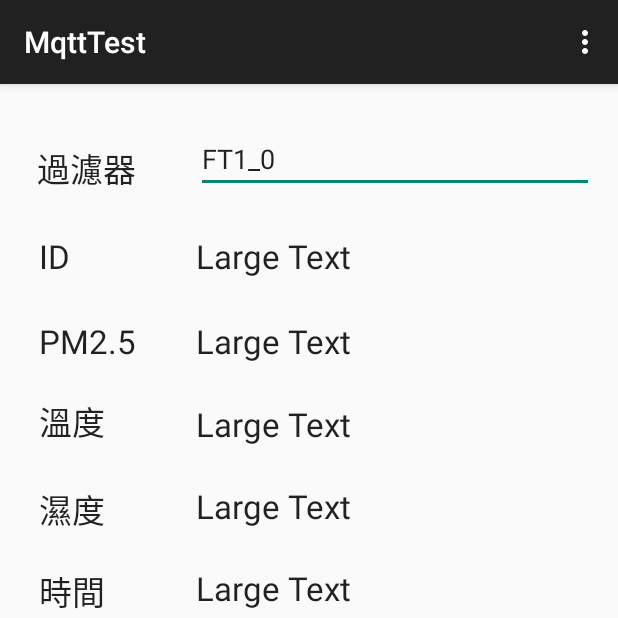
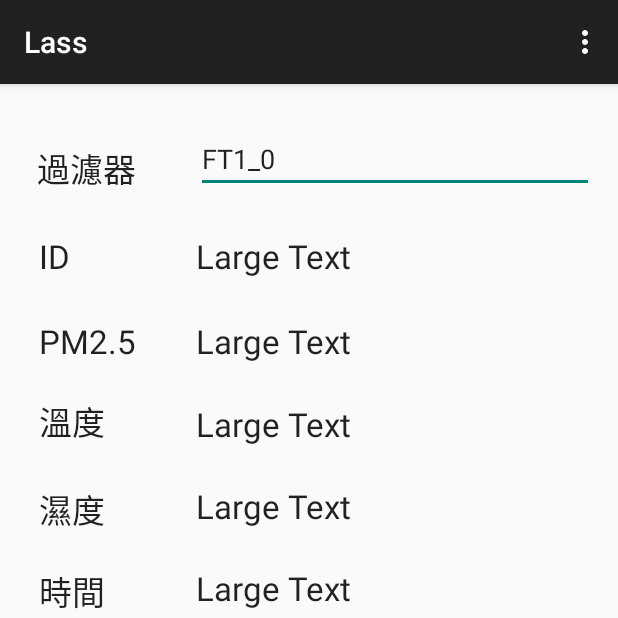
Before and after one commit to lanma/LASS-7688Duo, an Android app: the screen it shows after launch (MainActivity), on a phone screen of 412 x 824 dp, the top half of it. Run offline under Robolectric (Android 15) with nearby library versions, the phone set to English and light mode, and no system bars; libraries missing offline, so code that uses them is left out: org.eclipse.paho; 7 statements that could not run were skipped.

Commit message:
change package name to org.lanma.lassandroid

```diff
--- a/android/app/src/main/AndroidManifest.xml
+++ b/android/app/src/main/AndroidManifest.xml
@@ -1,6 +1,6 @@
 <?xml version="1.0" encoding="utf-8"?>
 <manifest xmlns:android="http://schemas.android.com/apk/res/android"
-    package="org.lanma.mqtttest"
+    package="org.lanma.lassandroid"
     android:versionCode="1"
     android:versionName="1.0.0" >
     <uses-permission android:name="android.permission.WAKE_LOCK" />
--- a/android/app/src/main/java/org/lanma/mqtttest/LassInfo.java
+++ b/android/app/src/main/java/org/lanma/lassandroid/LassInfo.java
@@ -1,4 +1,4 @@
-package org.lanma.mqtttest;
+package org.lanma.lassandroid;
 
 /**
  * Created by mac on 2016/2/17.
--- a/android/app/src/main/java/org/lanma/mqtttest/MainActivity.java
+++ b/android/app/src/main/java/org/lanma/lassandroid/MainActivity.java
@@ -1,4 +1,4 @@
-package org.lanma.mqtttest;
+package org.lanma.lassandroid;
 
 import android.os.Bundle;
 import android.support.v7.app.AppCompatActivity;
@@ -18,14 +18,14 @@ import org.eclipse.paho.client.mqttv3.MqttMessage;
 import org.eclipse.paho.client.mqttv3.persist.MemoryPersistence;
 
 public class MainActivity extends AppCompatActivity implements MqttCallback {
-    private static String clientId = "TurtleCarAndroid";
+    private static String clientId = "LassAndroid";
     private static MqttClient mqttClient;
     //public static final String TOPIC = "TurtleCar";
     public static final String TOPIC_STATUS = "LASS/Test/PM25";
     public static final int QOS = 0;
     public static final int TIMEOUT = 3;
 
-    private LassInfo m_li;
+    private org.lanma.lassandroid.LassInfo m_li;
     TextView m_tvDevId;
     TextView m_tvPM25;
     TextView m_tvTemp;
@@ -34,12 +34,12 @@ public class MainActivity extends AppCompatActivity implements MqttCallback {
     EditText m_etFilter;
     private void initUI()
     {
-        m_tvDevId = (TextView)this.findViewById(R.id.tvDevId);
-        m_tvPM25 = (TextView)this.findViewById(R.id.tvPM25);
-        m_tvTemp = (TextView)this.findViewById(R.id.tvTemp);
-        m_tvHumi = (TextView)this.findViewById(R.id.tvHumi);
-        m_tvDateTime = (TextView)this.findViewById(R.id.tvDateTime);
-        m_etFilter = (EditText)this.findViewById(R.id.etFilter);
+        m_tvDevId = (TextView)this.findViewById(org.lanma.lassandroid.R.id.tvDevId);
+        m_tvPM25 = (TextView)this.findViewById(org.lanma.lassandroid.R.id.tvPM25);
+        m_tvTemp = (TextView)this.findViewById(org.lanma.lassandroid.R.id.tvTemp);
+        m_tvHumi = (TextView)this.findViewById(org.lanma.lassandroid.R.id.tvHumi);
+        m_tvDateTime = (TextView)this.findViewById(org.lanma.lassandroid.R.id.tvDateTime);
+        m_etFilter = (EditText)this.findViewById(org.lanma.lassandroid.R.id.etFilter);
     }
     private void processConnect(String brokerIp, String brokerPort) {
         String broker = "tcp://" + brokerIp + ":" + brokerPort;
@@ -65,16 +65,16 @@ public class MainActivity extends AppCompatActivity implements MqttCallback {
     @Override
     protected void onCreate(Bundle savedInstanceState) {
         super.onCreate(savedInstanceState);
-        setContentView(R.layout.activity_main);
+        setContentView(org.lanma.lassandroid.R.layout.activity_main);
         initUI();
-        m_li = new LassInfo();
+        m_li = new org.lanma.lassandroid.LassInfo();
         processConnect("gpssensor.ddns.net", "1883");
     }
 
     @Override
     public boolean onCreateOptionsMenu(Menu menu) {
         // Inflate the menu; this adds items to the action bar if it is present.
-        getMenuInflater().inflate(R.menu.menu_main, menu);
+        getMenuInflater().inflate(org.lanma.lassandroid.R.menu.menu_main, menu);
         return true;
     }
 
@@ -86,7 +86,7 @@ public class MainActivity extends AppCompatActivity implements MqttCallback {
         int id = item.getItemId();
 
         //noinspection SimplifiableIfStatement
-        if (id == R.id.action_settings) {
+        if (id == org.lanma.lassandroid.R.id.action_settings) {
             return true;
         }
 
@@ -100,7 +100,7 @@ public class MainActivity extends AppCompatActivity implements MqttCallback {
             }
         });
     }
-    private void processLassInfo(String sMessage,LassInfo li)
+    private void processLassInfo(String sMessage, org.lanma.lassandroid.LassInfo li)
     {
         li.clearData();
         String[] arrToken = sMessage.split("\\|");
--- a/android/app/src/main/res/values/strings.xml
+++ b/android/app/src/main/res/values/strings.xml
@@ -1,5 +1,5 @@
 <resources>
-    <string name="app_name">MqttTest</string>
+    <string name="app_name">Lass</string>
 
     <string name="hello_world">Hello world!</string>
     <string name="action_settings">Settings</string>
```
Also changed, not shown: android/app/build.gradle (+4 -4 lines), 2 other files.
